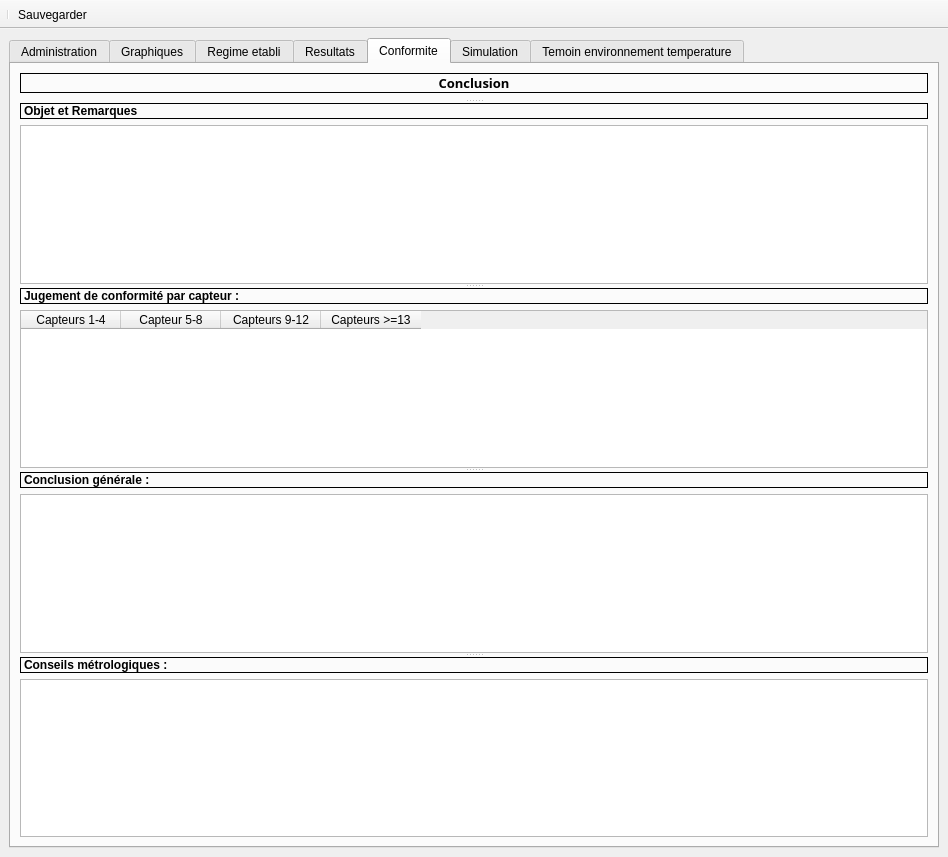
Above: Modules/Cartographie/GUI/Annule_Remplace/Interface_Centrales_Annule_Remplace.ui from Pepou/Administration_2 before the change. Below: the same form after it.
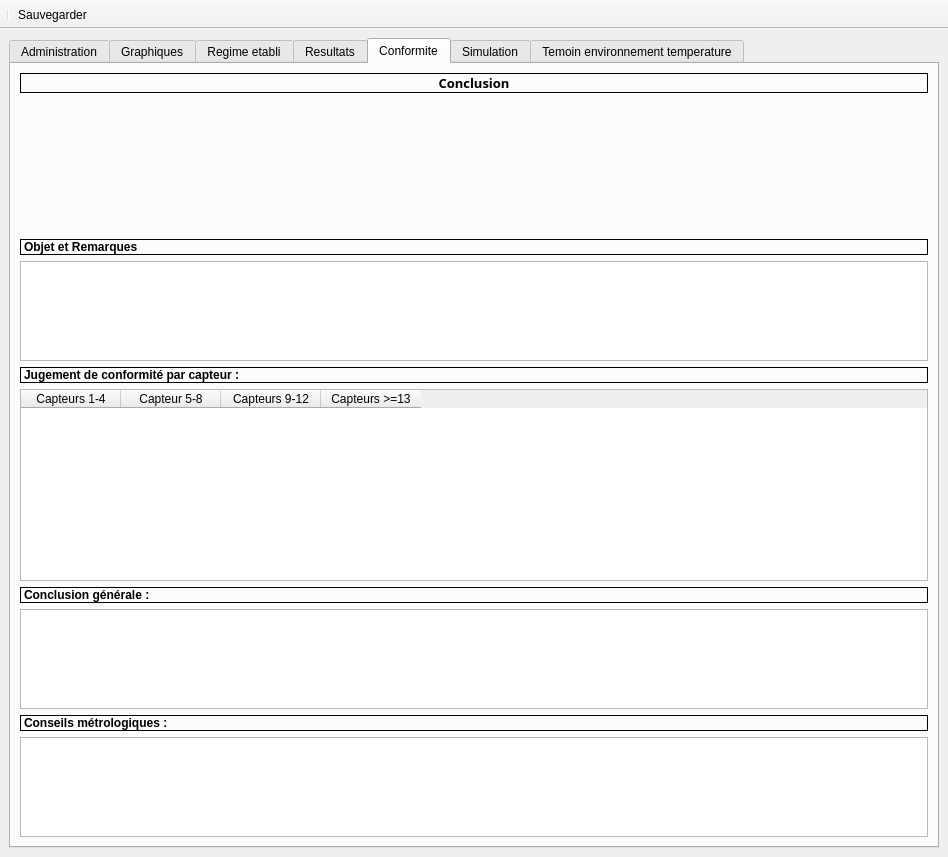
That is the form after the change. The open tabs and pages were chosen to show the change. Icons and pictures are not drawn. Custom widgets are drawn as their Qt base class.

The edit to the form file:
```diff
--- a/Modules/Cartographie/GUI/Annule_Remplace/Interface_Centrales_Annule_Remplace.ui
+++ b/Modules/Cartographie/GUI/Annule_Remplace/Interface_Centrales_Annule_Remplace.ui
@@ -1176,11 +1176,6 @@
        </attribute>
        <layout class="QVBoxLayout" name="verticalLayout_14">
         <item>
-         <widget class="QSplitter" name="splitter_2">
-          <property name="orientation">
-           <enum>Qt::Vertical</enum>
-          </property>
-          <widget class="QWidget" name="layoutWidget">
            <layout class="QVBoxLayout" name="verticalLayout_9">
             <item>
              <widget class="QLabel" name="label_21">
@@ -1221,11 +1216,20 @@
              </widget>
             </item>
            </layout>
-          </widget>
-          <widget class="QWidget" name="layoutWidget">
+        </item>
+        <item>
            <layout class="QVBoxLayout" name="verticalLayout_10">
+          <property name="sizeConstraint">
+           <enum>QLayout::SetFixedSize</enum>
+          </property>
             <item>
              <widget class="QLabel" name="label_22">
+            <property name="sizePolicy">
+             <sizepolicy hsizetype="Preferred" vsizetype="Fixed">
+              <horstretch>0</horstretch>
+              <verstretch>0</verstretch>
+             </sizepolicy>
+            </property>
               <property name="frameShape">
                <enum>QFrame::Box</enum>
               </property>
@@ -1237,16 +1241,22 @@
             <item>
              <widget class="QTextEdit" name="textEdit_objet_remarques">
               <property name="sizePolicy">
-               <sizepolicy hsizetype="Expanding" vsizetype="Expanding">
+             <sizepolicy hsizetype="Expanding" vsizetype="Ignored">
                 <horstretch>0</horstretch>
                 <verstretch>0</verstretch>
                </sizepolicy>
               </property>
+            <property name="minimumSize">
+             <size>
+              <width>0</width>
+              <height>100</height>
+             </size>
+            </property>
              </widget>
             </item>
            </layout>
-          </widget>
-          <widget class="QWidget" name="layoutWidget">
+        </item>
+        <item>
            <layout class="QVBoxLayout" name="verticalLayout_11">
             <item>
              <widget class="QLabel" name="label_23">
@@ -1292,11 +1302,20 @@
              </widget>
             </item>
            </layout>
-          </widget>
-          <widget class="QWidget" name="layoutWidget">
+        </item>
+        <item>
            <layout class="QVBoxLayout" name="verticalLayout_12">
+          <property name="sizeConstraint">
+           <enum>QLayout::SetFixedSize</enum>
+          </property>
             <item>
              <widget class="QLabel" name="label_24">
+            <property name="sizePolicy">
+             <sizepolicy hsizetype="Preferred" vsizetype="Fixed">
+              <horstretch>0</horstretch>
+              <verstretch>0</verstretch>
+             </sizepolicy>
+            </property>
               <property name="frameShape">
                <enum>QFrame::Box</enum>
               </property>
@@ -1308,19 +1327,34 @@
             <item>
              <widget class="QTextEdit" name="textEdit_conclusion_generale">
               <property name="sizePolicy">
-               <sizepolicy hsizetype="Expanding" vsizetype="Expanding">
+             <sizepolicy hsizetype="Expanding" vsizetype="Ignored">
                 <horstretch>0</horstretch>
                 <verstretch>0</verstretch>
                </sizepolicy>
               </property>
+            <property name="minimumSize">
+             <size>
+              <width>0</width>
+              <height>100</height>
+             </size>
+            </property>
              </widget>
             </item>
            </layout>
-          </widget>
-          <widget class="QWidget" name="layoutWidget">
+        </item>
+        <item>
            <layout class="QVBoxLayout" name="verticalLayout_13">
+          <property name="sizeConstraint">
+           <enum>QLayout::SetFixedSize</enum>
+          </property>
             <item>
              <widget class="QLabel" name="label_25">
+            <property name="sizePolicy">
+             <sizepolicy hsizetype="Preferred" vsizetype="Fixed">
+              <horstretch>0</horstretch>
+              <verstretch>0</verstretch>
+             </sizepolicy>
+            </property>
               <property name="frameShape">
                <enum>QFrame::Box</enum>
               </property>
@@ -1332,16 +1366,20 @@
             <item>
              <widget class="QTextEdit" name="textEdit_conseils">
               <property name="sizePolicy">
-               <sizepolicy hsizetype="Expanding" vsizetype="Expanding">
+             <sizepolicy hsizetype="Expanding" vsizetype="Ignored">
                 <horstretch>0</horstretch>
                 <verstretch>0</verstretch>
                </sizepolicy>
               </property>
+            <property name="minimumSize">
+             <size>
+              <width>0</width>
+              <height>100</height>
+             </size>
+            </property>
              </widget>
             </item>
            </layout>
-          </widget>
-         </widget>
         </item>
        </layout>
       </widget>
```
Lines whose indentation alone changed are shown as unchanged.
